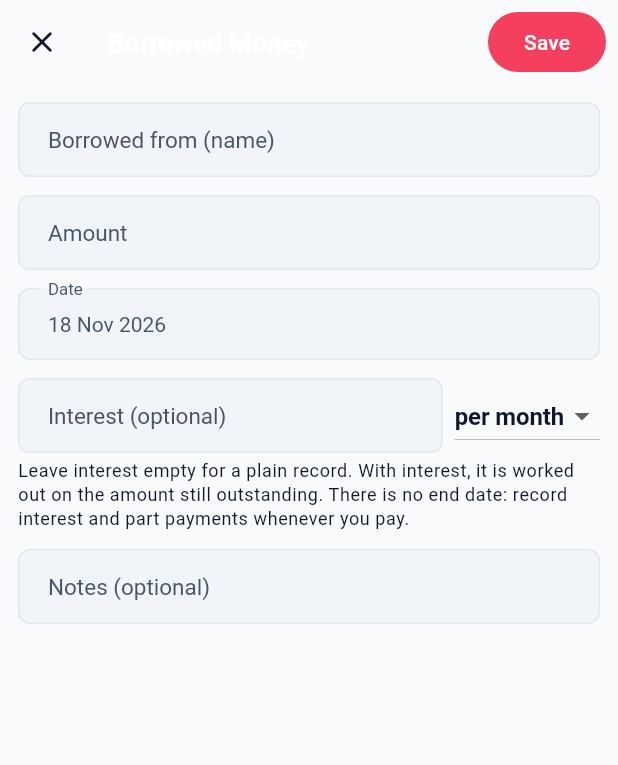
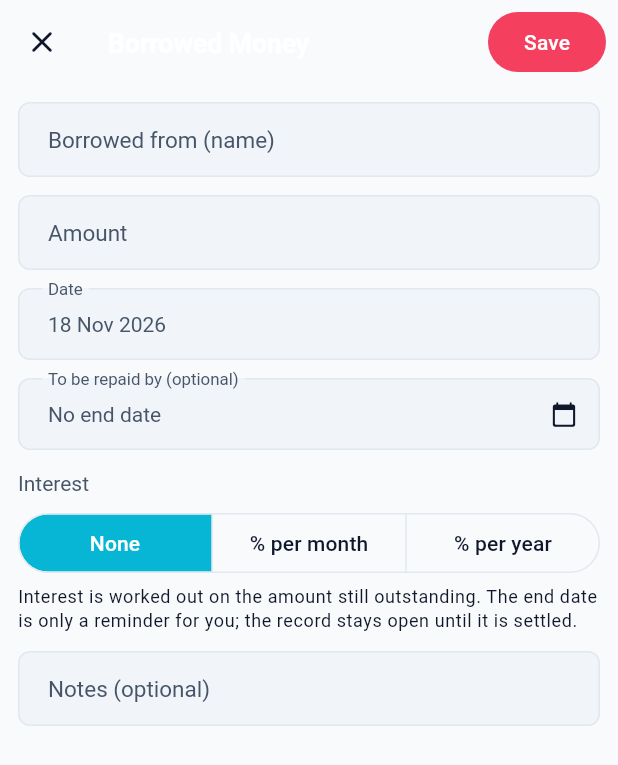
Before and after one commit to AmruthLP12/fin-balance, a Flutter app: the PersonalDebtForm screen opened directly with empty values, on a phone screen of 412 x 824 dp. Shown: the top 765 px of the screen. Run offline on Flutter 3.47's test engine with Material 3 defaults, Android fonts, the phone set to English and light mode, and no system bars; our stand-ins replace dio, drift, drift_flutter, file_picker, fl_chart, flutter_riverpod and 3 more; missing offline and left inert: syncfusion_flutter_pdf; accounts and stored records are empty; generated files the repository leaves out were written again.

Commit message:
feat: edit lent/borrowed records, optional end date, clearer interest, CAS loader, merged other assets (0.29.2)
- Edit for lent/borrowed money; optional end date; interest None / % per month / % per year
- CAS import: pinned Import button, dimmed full-screen loader
- Overview assets list: EPF..Other Assets merged into one Other Assets row
- Tests, README, CHANGELOG, version 0.29.2+38

```diff
--- a/lib/data/cas/cas_parser.dart
+++ b/lib/data/cas/cas_parser.dart
@@ -87,7 +87,8 @@ final _chargeRe = RegExp(
 final _folioRe = RegExp(r'^Folio No\s*:\s*(\d+(?:\s*/\s*\d+)?)');
 final _isinRe = RegExp(r'ISIN\s*:\s*((?:[A-Z0-9]\s*){12})');
 final _openRe = RegExp('Opening Unit Balance\\s*:?\\s*($_num)');
-final _closeRe = RegExp('Closing (?:\\d{2}-[A-Za-z]{3}-\\d{4} )?Unit Balance\\s*:?\\s*($_num)');
+final _closeRe = RegExp(
+    'Closing (?:\\d{2}-[A-Za-z]{3}-\\d{4} )?Unit Balance\\s*:?\\s*($_num)');
 final _costRe = RegExp('Total Cost Value\\s*:\\s*(?:INR\\s*)?($_num)');
 final _mvRe = RegExp('Market Value on [^:]+:\\s*INR\\s*($_num)');
 final _amcRe = RegExp(r'^[A-Za-z][A-Za-z .&-]*(?:Mutual Fund|MUTUAL FUND)\s*$');
@@ -194,7 +195,8 @@ List<CasFolio> _parseDetailed(String text) {
         .trim();
     if (line.isEmpty) continue;
     // Some statements print the previous row's date in front of a row.
-    line = line.replaceFirst(RegExp(r'^\d{2}-[A-Za-z]{3}-\d{4} (?=\d{2}-[A-Za-z]{3}-\d{4} )'), '');
+    line = line.replaceFirst(
+        RegExp(r'^\d{2}-[A-Za-z]{3}-\d{4} (?=\d{2}-[A-Za-z]{3}-\d{4} )'), '');
 
     if (_amcRe.hasMatch(line) && !line.startsWith('Page')) {
       amc = line;
--- a/lib/database/daos/transactions_dao.dart
+++ b/lib/database/daos/transactions_dao.dart
@@ -237,6 +237,7 @@ class TransactionsDao extends DatabaseAccessor<AppDatabase>
     required DateTime date,
     int? rateBasisPoints,
     String ratePeriod = 'yearly',
+    DateTime? endDate,
     String? notes,
   }) async {
     if (amountPaise <= 0) throw ArgumentError('Amount must be above zero.');
@@ -257,6 +258,7 @@ class TransactionsDao extends DatabaseAccessor<AppDatabase>
           interestRateBasisPoints: Value(rateBasisPoints),
           interestRateType: Value(ratePeriod),
           startDate: Value(date),
+          maturityDate: Value(endDate),
           notes: notes == null || notes.trim().isEmpty
               ? const Value.absent()
               : Value(notes.trim()),
--- a/lib/features/personal_debt/personal_debt_form.dart
+++ b/lib/features/personal_debt/personal_debt_form.dart
@@ -1,21 +1,27 @@
+import 'package:drift/drift.dart' as drift;
 import 'package:flutter/material.dart';
 import 'package:flutter_riverpod/flutter_riverpod.dart';
 import '../../core/formatting/date_formatter.dart';
 import '../../core/providers/database_provider.dart';
 import '../../core/theme/app_colors.dart';
 import '../../core/theme/app_spacing.dart';
+import '../../database/app_database.dart';
 import '../../database/precision/financial_precision.dart';
 
 /// Simple form for money you lent to someone or borrowed from someone:
 /// who, how much, when, and an optional interest rate. No EMI, no tenure.
 class PersonalDebtForm extends ConsumerStatefulWidget {
   final bool lent;
-  const PersonalDebtForm({super.key, required this.lent});
 
-  static Future<void> show(BuildContext context, {required bool lent}) =>
+  /// Set to edit an existing record instead of adding one.
+  final FinancialItem? item;
+  const PersonalDebtForm({super.key, required this.lent, this.item});
+
+  static Future<void> show(BuildContext context,
+          {required bool lent, FinancialItem? item}) =>
       Navigator.of(context).push<void>(MaterialPageRoute(
           fullscreenDialog: true,
-          builder: (_) => PersonalDebtForm(lent: lent)));
+          builder: (_) => PersonalDebtForm(lent: lent, item: item)));
 
   @override
   ConsumerState<PersonalDebtForm> createState() => _PersonalDebtFormState();
@@ -28,8 +34,28 @@ class _PersonalDebtFormState extends ConsumerState<PersonalDebtForm> {
   final _rate = TextEditingController();
   final _notes = TextEditingController();
   String _period = 'monthly';
+  bool _interest = false;
   DateTime _date = DateTime.now();
+  DateTime? _endDate;
   bool _saving = false;
+
+  @override
+  void initState() {
+    super.initState();
+    final i = widget.item;
+    if (i == null) return;
+    _person.text = i.name;
+    _amount.text = (i.initialValuePaise / 100).toString();
+    _notes.text = i.notes ?? '';
+    _date = i.startDate ?? DateTime.now();
+    _endDate = i.maturityDate;
+    final bps = i.interestRateBasisPoints;
+    if (bps != null && bps > 0) {
+      _interest = true;
+      _rate.text = (bps / 100).toString();
+      _period = i.interestRateType == 'yearly' ? 'yearly' : 'monthly';
+    }
+  }
 
   @override
   void dispose() {
@@ -44,13 +70,41 @@ class _PersonalDebtFormState extends ConsumerState<PersonalDebtForm> {
     if (!_key.currentState!.validate()) return;
     setState(() => _saving = true);
     try {
-      final rate = double.tryParse(_rate.text.trim());
+      final rate = _interest ? double.tryParse(_rate.text.trim()) : null;
+      final amountPaise =
+          FinancialPrecision.rupeesToPaise(double.parse(_amount.text.trim()));
+      final old = widget.item;
+      if (old != null) {
+        // Changing the amount moves what is outstanding by the same difference.
+        final outstanding =
+            (old.currentValuationPaise + amountPaise - old.initialValuePaise)
+                .clamp(0, 1 << 62);
+        await ref.read(databaseProvider).financialItemsDao.updateItem(
+              old.copyWith(
+                name: _person.text.trim(),
+                lenderName: drift.Value(_person.text.trim()),
+                initialValuePaise: amountPaise,
+                currentValuationPaise: outstanding,
+                interestRateBasisPoints: drift.Value(
+                    rate == null || rate <= 0 ? null : (rate * 100).round()),
+                interestRateType: drift.Value(_period),
+                startDate:
+                    drift.Value(DateTime(_date.year, _date.month, _date.day)),
+                maturityDate: drift.Value(_endDate),
+                notes: drift.Value(
+                    _notes.text.trim().isEmpty ? null : _notes.text.trim()),
+                updatedAt: DateTime.now().toUtc(),
+              ),
+            );
+        if (mounted) Navigator.of(context).pop();
+        return;
+      }
       await ref.read(transactionsDaoProvider).openPersonalDebt(
             profileId: ref.read(activeProfileIdProvider),
             lent: widget.lent,
             person: _person.text.trim(),
-            amountPaise: FinancialPrecision.rupeesToPaise(
-                double.parse(_amount.text.trim())),
+            amountPaise: amountPaise,
+            endDate: _endDate,
             date: DateTime(_date.year, _date.month, _date.day),
             rateBasisPoints:
                 rate == null || rate <= 0 ? null : (rate * 100).round(),
@@ -76,7 +130,9 @@ class _PersonalDebtFormState extends ConsumerState<PersonalDebtForm> {
         leading: IconButton(
             icon: const Icon(Icons.close_rounded),
             onPressed: _saving ? null : () => Navigator.of(context).pop()),
-        title: Text(lent ? 'Lend Money' : 'Borrowed Money'),
+        title: Text(widget.item != null
+            ? 'Edit'
+            : (lent ? 'Lend Money' : 'Borrowed Money')),
         actions: [
           Padding(
             padding: const EdgeInsets.only(right: AppSpacing.sm),
@@ -133,36 +189,68 @@ class _PersonalDebtFormState extends ConsumerState<PersonalDebtForm> {
               ),
             ),
             const SizedBox(height: AppSpacing.md),
-            Row(
-              children: [
-                Expanded(
-                  child: TextFormField(
-                    controller: _rate,
-                    keyboardType:
-                        const TextInputType.numberWithOptions(decimal: true),
-                    decoration: const InputDecoration(
-                        labelText: 'Interest (optional)',
-                        suffixText: '%',
-                        border: OutlineInputBorder()),
-                  ),
+            InkWell(
+              onTap: () async {
+                final d = await showDatePicker(
+                    context: context,
+                    initialDate: _endDate ?? _date,
+                    firstDate: DateTime(1990),
+                    lastDate: DateTime(2100));
+                if (d != null) setState(() => _endDate = d);
+              },
+              child: InputDecorator(
+                decoration: InputDecoration(
+                  labelText: lent
+                      ? 'Expected back by (optional)'
+                      : 'To be repaid by (optional)',
+                  border: const OutlineInputBorder(),
+                  suffixIcon: _endDate == null
+                      ? const Icon(Icons.calendar_today_rounded, size: 18)
+                      : IconButton(
+                          icon: const Icon(Icons.close_rounded, size: 18),
+                          onPressed: () => setState(() => _endDate = null)),
                 ),
-                const SizedBox(width: AppSpacing.sm),
-                DropdownButton<String>(
-                  value: _period,
-                  items: const [
-                    DropdownMenuItem(
-                        value: 'monthly', child: Text('per month')),
-                    DropdownMenuItem(value: 'yearly', child: Text('per year')),
-                  ],
-                  onChanged: (v) => setState(() => _period = v ?? _period),
-                ),
+                child: Text(_endDate == null
+                    ? 'No end date'
+                    : DateFormatter.formatDate(_endDate!)),
+              ),
+            ),
+            const SizedBox(height: AppSpacing.md),
+            const Text('Interest'),
+            const SizedBox(height: 6),
+            SegmentedButton<String>(
+              showSelectedIcon: false,
+              segments: const [
+                ButtonSegment(value: 'none', label: Text('None')),
+                ButtonSegment(value: 'monthly', label: Text('% per month')),
+                ButtonSegment(value: 'yearly', label: Text('% per year')),
               ],
+              selected: {_interest ? _period : 'none'},
+              onSelectionChanged: (v) => setState(() {
+                _interest = v.first != 'none';
+                if (_interest) _period = v.first;
+              }),
             ),
+            if (_interest) ...[
+              const SizedBox(height: AppSpacing.sm),
+              TextFormField(
+                controller: _rate,
+                keyboardType:
+                    const TextInputType.numberWithOptions(decimal: true),
+                decoration: InputDecoration(
+                    labelText:
+                        'Rate (% ${_period == 'monthly' ? 'per month' : 'per year'})',
+                    suffixText: '%',
+                    border: const OutlineInputBorder()),
+                validator: (v) {
+                  final n = double.tryParse((v ?? '').trim());
+                  return n == null || n <= 0 ? 'Enter the rate in %' : null;
+                },
+              ),
+            ],
             const SizedBox(height: 4),
             Text(
-                lent
-                    ? 'Leave interest empty for a plain record. With interest, it is worked out on the amount still outstanding. There is no end date: record interest and part payments whenever they happen.'
-                    : 'Leave interest empty for a plain record. With interest, it is worked out on the amount still outstanding. There is no end date: record interest and part payments whenever you pay.',
+                'Interest is worked out on the amount still outstanding. The end date is only a reminder for you; the record stays open until it is settled.',
                 style: Theme.of(context).textTheme.bodySmall),
             const SizedBox(height: AppSpacing.md),
             TextFormField(
--- a/pubspec.yaml
+++ b/pubspec.yaml
@@ -1,7 +1,7 @@
 name: finbalance
 description: "FinBalance — Offline-first personal finance tracker for assets, liabilities, and net worth."
 publish_to: "none"
-version: 0.29.1+37
+version: 0.29.2+38
 
 environment:
   sdk: ">=3.3.0 <4.0.0"
```
Also changed, not shown: lib/features/overview/widgets/holdings_list_card.dart (+14 -2 lines), lib/features/personal_debt/personal_debt_details_screen.dart (+9 -0 lines), lib/features/settings/screens/cas_import_screen.dart (+26 -13 lines), 3 other files.
